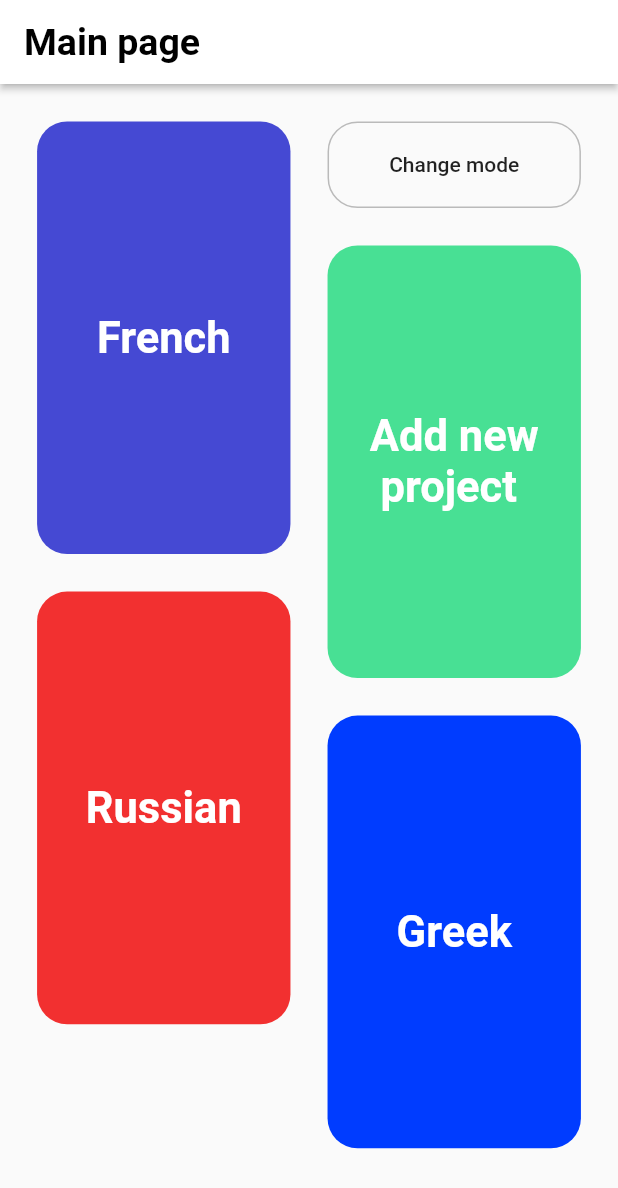
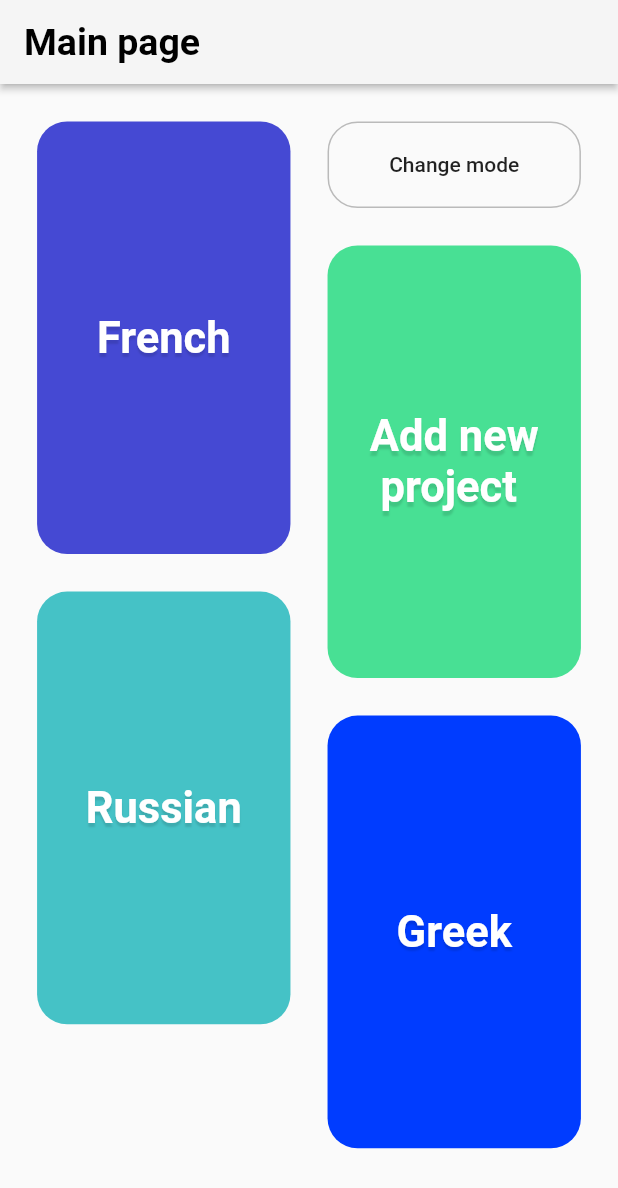
Before and after one commit to Oskar-T/Language_learning_app, a Flutter app: the screen it shows after launch, on a phone screen of 412 x 824 dp. Shown: the top 1188 px of the screen. Run offline on Flutter 3.47's test engine with Material 2 defaults, Android fonts, the phone set to English and light mode, and no system bars; our stand-ins replace get, get_storage, sqflite; accounts and stored records are empty.

Commit message:
First commit

```diff
--- a/lib/assets.dart
+++ b/lib/assets.dart
@@ -3,7 +3,10 @@ import 'package:flutter/material.dart';
 // Repeating elements are put into one package
 
 class Assets {
-   List<Color> colors = [Color(0xFF4549D3), Color(0xFFF23030), Color(0xFF48E094), Color(0xFF003CFF)];
+   List<Color> colors = [Color(0xFF4549D3),
+      Color(0xFF45C2C6),
+      Color(0xFF48E094),
+      Color(0xFF003CFF)];
    List<String> languages = ["French", "Russian", "Greek"];
    List<String> languageKeys = ["fr", "ru", "el"];
 }
--- a/lib/controller/ProjectController.dart
+++ b/lib/controller/ProjectController.dart
@@ -5,7 +5,6 @@ import 'package:comp_ia/model/Project.dart';
 import 'services.dart';
 
 class ProjectController extends GetxController {
-
 
   EditedText textEditor = EditedText();
   List<String> wordsList = [];
@@ -41,6 +40,4 @@ class ProjectController extends GetxController {
        await insertProject(project);
      }
 
-
-
   }
--- a/lib/view/MainScreen.dart
+++ b/lib/view/MainScreen.dart
@@ -6,9 +6,7 @@ import 'package:flutter/material.dart';
 import 'package:get/get.dart';
 import 'package:comp_ia/assets.dart';
 
-
 class MainScreen extends StatelessWidget {
-
   @override
   Widget build(BuildContext context) {
     return GetMaterialApp(
@@ -16,19 +14,17 @@ class MainScreen extends StatelessWidget {
         theme: Themes().lightTheme,
         darkTheme: Themes().darkTheme,
         themeMode: ThemeController().getThemeMode(),
-      home: _home()
-    );
+        home: _home());
   }
 
   Widget _switch() {
     return Container(
         decoration: BoxDecoration(
             borderRadius: BorderRadius.circular(20.0),
-          border: Border.all(color:Color(0xFFBABABA))
-        ),
+            border: Border.all(color: Color(0xFFBABABA))),
         width: Get.width * 0.41,
         height: Get.height * 0.07,
-        child:  MaterialButton(
+        child: MaterialButton(
           shape: RoundedRectangleBorder(
             borderRadius: BorderRadius.circular(20.0),
           ),
@@ -36,8 +32,7 @@ class MainScreen extends StatelessWidget {
             ThemeController().changeThemeMode();
           },
           child: Text("Change mode"),
-        )
-    );
+        ));
   }
 
 // to change Theme:
@@ -47,24 +42,33 @@ class MainScreen extends StatelessWidget {
       width: Get.width * 0.41,
       height: Get.height * 0.35,
       decoration: BoxDecoration(
-        color: color,
-        borderRadius: BorderRadius.all(Radius.circular(20.0))
-      ),
+          color: color, borderRadius: BorderRadius.all(Radius.circular(20.0))),
       child: MaterialButton(
         shape: RoundedRectangleBorder(
           borderRadius: BorderRadius.circular(20.0),
         ),
         onPressed: () {
-            if(text != "Add new\n project") {
+          if (text != "Add new\n project") {
             Get.to(() => ProjectsViewScreen(language: language));
           } else {
             Get.to(() => ProjectCreationScreen());
           }
         },
         child: Center(
-          child: Text(text, style: TextStyle(
-            color: Colors.white, fontWeight: FontWeight.bold, fontSize: 29.0
-          ),),
+          child: Text(
+            text,
+            style: TextStyle(
+                color: Colors.white,
+                fontWeight: FontWeight.bold,
+                fontSize: 29.0,
+                shadows: [
+                  Shadow(
+                    color: Colors.black12,
+                    offset: Offset(0, 3),
+                     blurRadius: 1.0
+                  ),
+                ]),
+          ),
         ),
       ),
     );
@@ -81,10 +85,16 @@ class MainScreen extends StatelessWidget {
           children: [
             Column(
               children: [
-                SizedBox(height: 25,),
-                _cards(Assets().colors[0], Assets().languages[0], Assets().languageKeys[0]),
-                SizedBox(height: 25,),
-                _cards(Assets().colors[1], Assets().languages[1], Assets().languageKeys[1])
+                SizedBox(
+                  height: 25,
+                ),
+                _cards(Assets().colors[0], Assets().languages[0],
+                    Assets().languageKeys[0]),
+                SizedBox(
+                  height: 25,
+                ),
+                _cards(Assets().colors[1], Assets().languages[1],
+                    Assets().languageKeys[1])
               ],
             ),
             Column(
@@ -96,7 +106,8 @@ class MainScreen extends StatelessWidget {
                 SizedBox(
                   height: 25,
                 ),
-                _cards(Assets().colors[3], Assets().languages[2], Assets().languageKeys[2])
+                _cards(Assets().colors[3], Assets().languages[2],
+                    Assets().languageKeys[2])
               ],
             )
           ],
--- a/lib/view/ProjectViewScreen.dart
+++ b/lib/view/ProjectViewScreen.dart
@@ -40,6 +40,8 @@ class ProjectsViewScreen extends StatelessWidget {
       )),
     );
   }
+
+
 
   Widget projectsViewList() {
     if (controller.isEmpty.value) {
@@ -119,6 +121,8 @@ class ProjectsViewScreen extends StatelessWidget {
               builder: (context, snapshot) {
                 if (snapshot.connectionState == ConnectionState.done) {
                   return projectsViewList();
+                } else if(snapshot.hasError){
+                  return Text("Check your internet connection");
                 } else {
                   return CircularProgressIndicator();
                 }
--- a/lib/view/themes.dart
+++ b/lib/view/themes.dart
@@ -9,7 +9,7 @@ class Themes {
       iconTheme: IconThemeData(
         color: Colors.black, //change your color here
   ),
-      color: Colors.white,
+      color: Color(0xFFF5F5F5),
       textTheme: TextTheme(
         headline6: TextStyle(color: Colors.black, fontSize: 25.0, fontWeight: FontWeight.bold)
       ),
```
Also changed, not shown: lib/view/TabBarProjectView.dart (added, +32 -0 lines), lib/view/TextViewScreen.dart (added, +13 -0 lines), lib/view/TranslationsList.dart (+5 -7 lines). Lines whose indentation alone changed are shown as unchanged.
